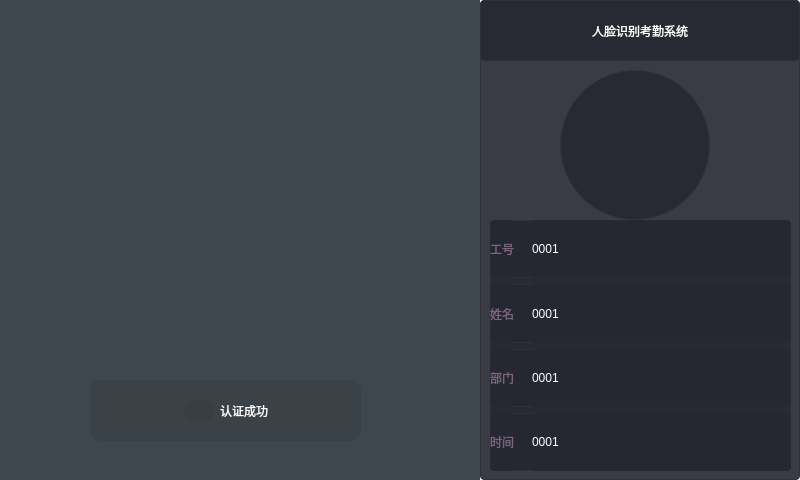
dsankdnasldas/chengdiejihua, file src/seetface.ui: the form before one commit.
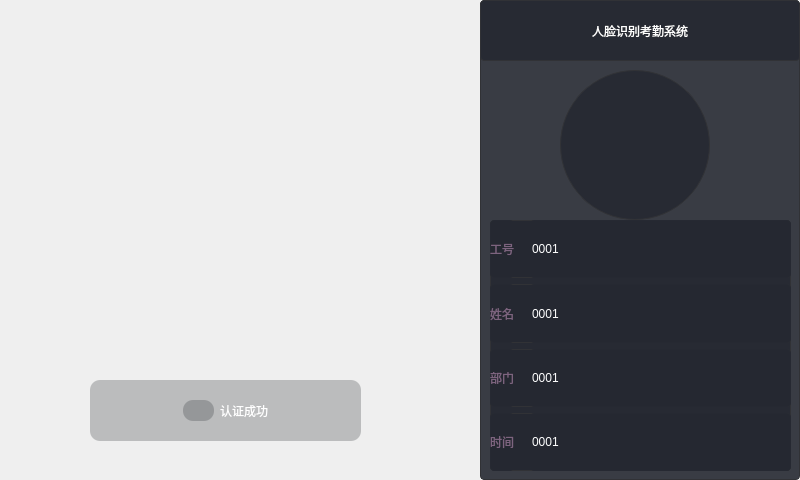
The form after the commit. Icons and pictures are not drawn.

What changed in the file:
```diff
--- a/src/seetface.ui
+++ b/src/seetface.ui
@@ -24,7 +24,7 @@
      </rect>
     </property>
     <property name="styleSheet">
-     <string notr="true">background-color: rgb(62, 71, 78);</string>
+     <string notr="true"/>
     </property>
     <widget class="QWidget" name="widget_2" native="true">
      <property name="geometry">
@@ -123,6 +123,22 @@
       <string/>
      </property>
     </widget>
+    <widget class="QLabel" name="videoLb">
+     <property name="geometry">
+      <rect>
+       <x>0</x>
+       <y>0</y>
+       <width>480</width>
+       <height>480</height>
+      </rect>
+     </property>
+     <property name="text">
+      <string/>
+     </property>
+    </widget>
+    <zorder>videoLb</zorder>
+    <zorder>widget_2</zorder>
+    <zorder>headpicLb</zorder>
    </widget>
    <widget class="QWidget" name="widget_3" native="true">
     <property name="geometry">
```
Left out of the diff: 2 changed lines with no effect on the pictures.
